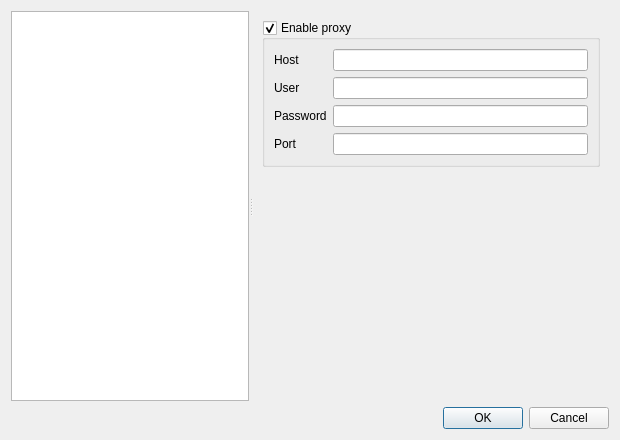
Above: src/gui/settingsdialog.ui from alorence/tym before the change. Below: the same form after it.
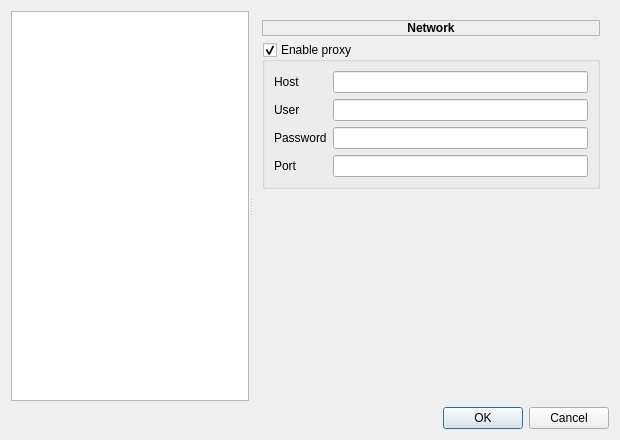
That is the form after the change. The open tabs and pages were chosen to show the change.

Commit message: (settings) Improve user experience

```diff
--- a/src/gui/settingsdialog.ui
+++ b/src/gui/settingsdialog.ui
@@ -245,8 +245,24 @@
        </layout>
       </widget>
       <widget class="QWidget" name="networkPage">
-       <layout class="QVBoxLayout" name="verticalLayout">
-        <item>
+       <layout class="QGridLayout" name="gridLayout_7">
+        <item row="0" column="0">
+         <widget class="QLabel" name="title_4">
+          <property name="frameShape">
+           <enum>QFrame::StyledPanel</enum>
+          </property>
+          <property name="frameShadow">
+           <enum>QFrame::Plain</enum>
+          </property>
+          <property name="text">
+           <string>&lt;strong&gt;Network&lt;/strong&gt;</string>
+          </property>
+          <property name="alignment">
+           <set>Qt::AlignCenter</set>
+          </property>
+         </widget>
+        </item>
+        <item row="1" column="0">
          <widget class="QGroupBox" name="proxyGroup">
           <property name="title">
            <string>Enable proxy</string>
@@ -305,7 +321,7 @@
           </layout>
          </widget>
         </item>
-        <item>
+        <item row="2" column="0">
          <spacer name="verticalSpacer_2">
           <property name="orientation">
            <enum>Qt::Vertical</enum>
```
Left out of the diff: 49 changed lines with no effect on the pictures.
